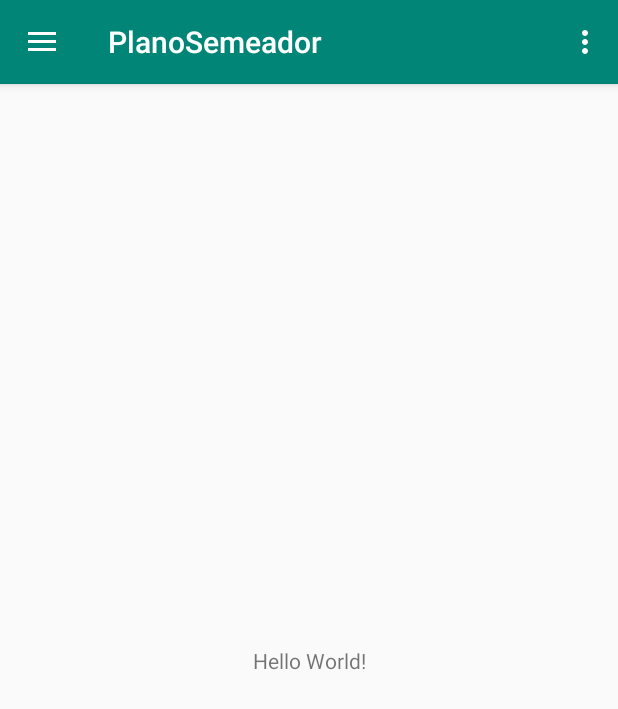
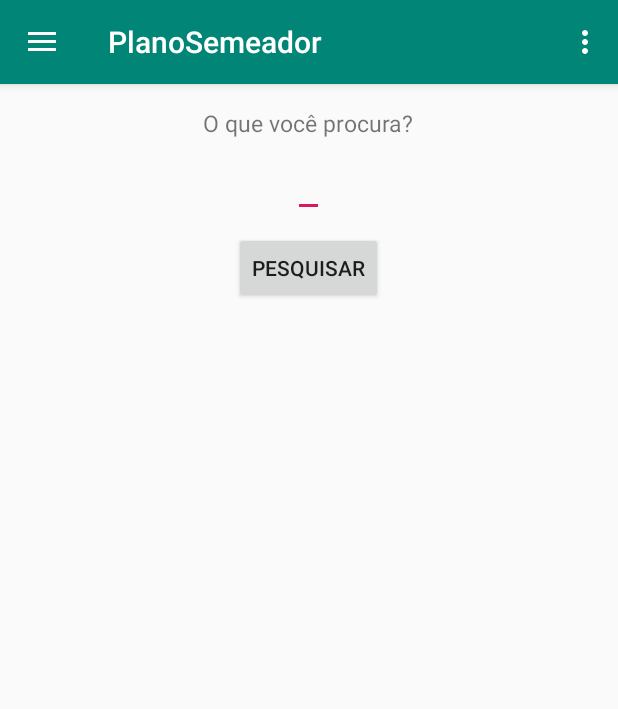
Before and after one commit to PetersonFonseca/PlanoSemeador, an Android app: the screen it shows after launch (MainActivity), on a phone screen of 412 x 824 dp. Shown: the top 709 px of the screen. Run offline under Robolectric (Android 15) with nearby library versions, the phone set to English and light mode, and no system bars; our stand-ins replace Firebase (no records; nobody signed in at launch, a user with empty details on screens opened directly); libraries missing offline, so code that uses them is left out: com.firebase.ui; 1 statement that could not run was skipped.

Commit message:
busca iniciada

```diff
--- a/app/src/main/java/br/com/planosemeador/planosemeador/MainActivity.java
+++ b/app/src/main/java/br/com/planosemeador/planosemeador/MainActivity.java
@@ -1,10 +1,12 @@
 package br.com.planosemeador.planosemeador;
 
+import android.content.Context;
 import android.content.Intent;
 import android.os.Bundle;
 import android.support.annotation.NonNull;
 import android.support.design.widget.FloatingActionButton;
 import android.support.design.widget.Snackbar;
+import android.util.Log;
 import android.view.View;
 import android.support.design.widget.NavigationView;
 import android.support.v4.view.GravityCompat;
@@ -14,6 +16,11 @@ import android.support.v7.app.AppCompatActivity;
 import android.support.v7.widget.Toolbar;
 import android.view.Menu;
 import android.view.MenuItem;
+import android.view.inputmethod.InputMethodManager;
+import android.widget.Button;
+import android.widget.EditText;
+import android.widget.TextView;
+import android.widget.Toast;
 
 import com.firebase.ui.auth.AuthUI;
 import com.google.firebase.auth.FirebaseAuth;
@@ -22,6 +29,7 @@ import com.google.firebase.database.DataSnapshot;
 import com.google.firebase.database.DatabaseError;
 import com.google.firebase.database.DatabaseReference;
 import com.google.firebase.database.FirebaseDatabase;
+import com.google.firebase.database.Query;
 import com.google.firebase.database.ValueEventListener;
 import com.google.firebase.messaging.FirebaseMessaging;
 
@@ -39,6 +47,15 @@ public class MainActivity extends AppCompatActivity
     private FirebaseAuth.AuthStateListener mAuthStateListener;
     Usuario usuario;
     FirebaseUser user;
+
+    //Busca
+    TextView buscaTextEdit;
+    EditText buscaEdit;
+    Button pesquisar;
+    TextView resultadoBusca;
+    DatabaseReference fornecedores;
+    DatabaseReference nomeFornecedor;
+
 
     @Override
     protected void onCreate(Bundle savedInstanceState) {
@@ -73,8 +90,45 @@ public class MainActivity extends AppCompatActivity
                         public void onDataChange(@NonNull DataSnapshot dataSnapshot) {
                             //texta se o usuario ja existe
                             if (dataSnapshot.exists()) {
-//                                String idUsuario = dataSnapshot.child("idUsuarioFidelidade").getValue().toString();
-//                                setTitle(idUsuario + " - Milleton - Promoção");
+
+                                // Inicio Busca
+                                buscaTextEdit = findViewById(R.id.busca_text_id);
+                                buscaEdit = findViewById(R.id.busca_edit_id);
+                                pesquisar = findViewById(R.id.pesquisar_bt);
+                                resultadoBusca = findViewById(R.id.resultado_busca_id);
+
+                                pesquisar.setOnClickListener(new View.OnClickListener() {
+                                    @Override
+                                    public void onClick(View view) {
+                                        String textoDigitado = buscaEdit.getText().toString();
+
+                                        fornecedores = FirebaseDatabase.getInstance()
+                                                .getReference().child("fornecedores");
+
+                                        Query query1 = fornecedores.orderByChild("nomeFornecedor").equalTo(textoDigitado).limitToFirst(1);
+                                        query1.addListenerForSingleValueEvent(new ValueEventListener() {
+                                            @Override
+                                            public void onDataChange(@NonNull DataSnapshot dataSnapshot) {
+                                                if (dataSnapshot.exists()){
+                                                    for (DataSnapshot postSnapshot: dataSnapshot.getChildren()) {
+                                                        Fornecedor fornecedor = postSnapshot.getValue(Fornecedor.class);
+                                                        String nomeString = fornecedor.getNomeFornecedor();
+
+                                                        resultadoBusca.setText(nomeString);
+                                                    }
+                                                }
+                                            }
+
+                                            @Override
+                                            public void onCancelled(@NonNull DatabaseError databaseError) {
+
+                                            }
+                                        });
+                                    }
+                                });
+
+                                //Fim Busca
+
                             }else{
                                 //Ainda nao existe, entao inicializa um novo com as configurações padrão
                                 String telefoneUser = user.getPhoneNumber();
--- a/app/src/main/res/layout/content_main.xml
+++ b/app/src/main/res/layout/content_main.xml
@@ -8,13 +8,48 @@
     tools:context=".MainActivity"
     tools:showIn="@layout/app_bar_main">
 
-    <TextView
-        android:layout_width="wrap_content"
+    <LinearLayout
+        android:layout_width="match_parent"
         android:layout_height="wrap_content"
-        android:text="Hello World!"
-        app:layout_constraintBottom_toBottomOf="parent"
-        app:layout_constraintLeft_toLeftOf="parent"
-        app:layout_constraintRight_toRightOf="parent"
-        app:layout_constraintTop_toTopOf="parent" />
+        android:id="@+id/conteudo_adicionar_pontos_id"
+        android:orientation="vertical"
+        android:layout_centerVertical="true"
+        android:layout_marginTop="50dp">
+
+        <TextView
+            android:layout_width="wrap_content"
+            android:layout_height="wrap_content"
+            android:text="O que você procura?"
+            android:id="@+id/busca_text_id"
+            android:textSize="15dp"
+            android:layout_gravity="center_horizontal"
+            android:layout_marginTop="15dp"/>
+
+        <EditText
+            android:layout_width="wrap_content"
+            android:layout_height="wrap_content"
+            android:id="@+id/busca_edit_id"
+            android:layout_marginTop="10dp"
+            android:layout_marginBottom="10dp"
+            android:maxLength="25"
+            android:textSize="15dp"
+            android:layout_gravity="center_horizontal"/>
+
+        <Button
+            android:layout_width="wrap_content"
+            android:layout_height="wrap_content"
+            android:id="@+id/pesquisar_bt"
+            android:text="Pesquisar"
+            android:layout_gravity="center_horizontal"
+            android:layout_marginBottom="10dp"/>
+
+        <TextView
+            android:layout_width="wrap_content"
+            android:layout_height="wrap_content"
+            android:id="@+id/resultado_busca_id"
+            android:textSize="15dp"
+            android:layout_gravity="center_horizontal"/>
+
+    </LinearLayout>
 
 </android.support.constraint.ConstraintLayout>
```
Also changed, not shown: app/src/main/java/br/com/planosemeador/planosemeador/Fornecedor.java (added, +15 -0 lines).
